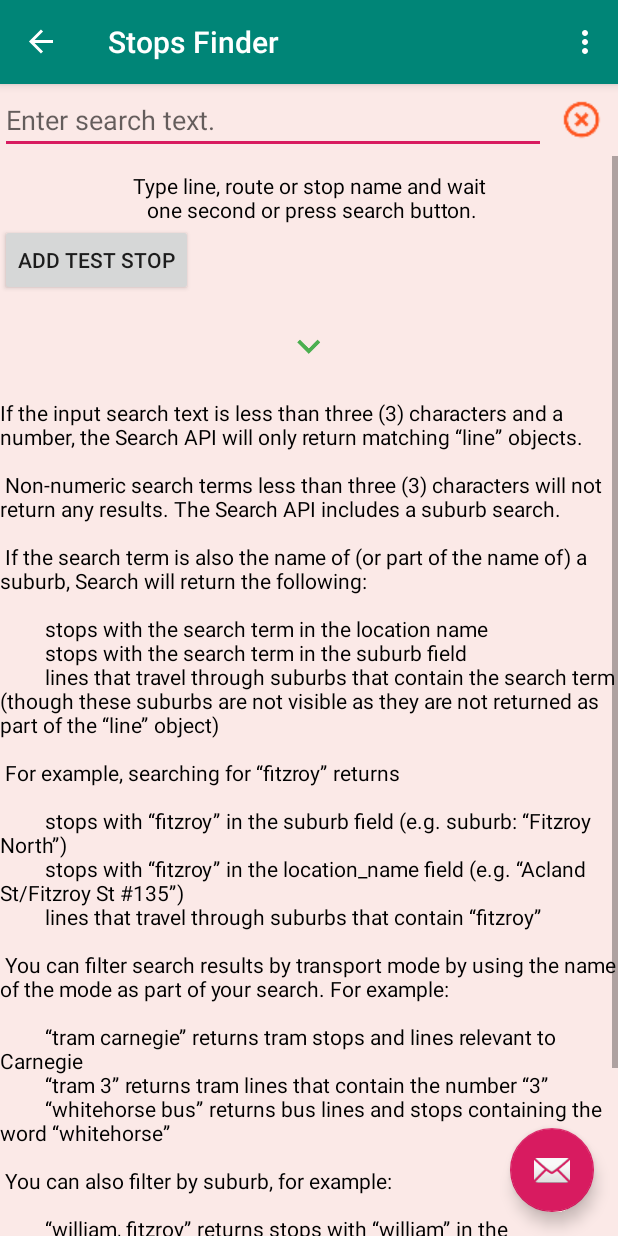
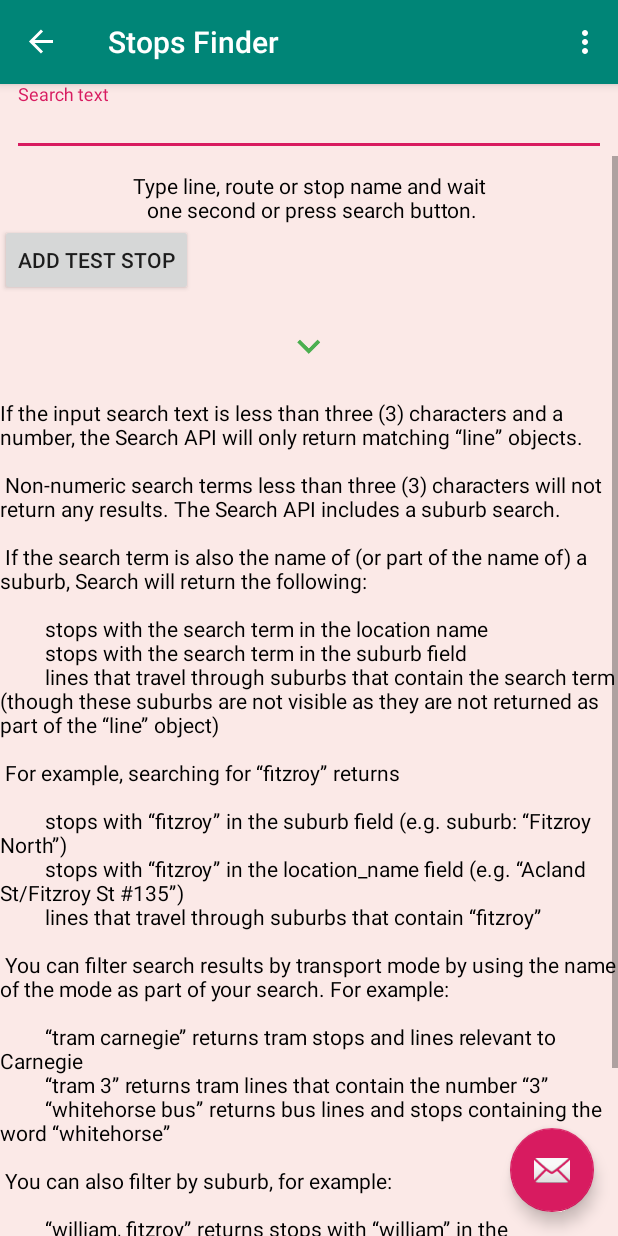
Before and after one commit to brugienis/Capstone-Project-Kotlin, an Android app: the StopsSearcherFragment screen opened through its navigation route, on a phone screen of 412 x 824 dp. Run offline under Robolectric (Android 15) with nearby library versions, the phone set to English and light mode, and no system bars; our stand-ins replace data binding, navigation-ui; plain views replace NestedScrollingListView; 8 statements that could not run were skipped.

Commit message:
feat: fragment_stops_searcher - use <com.google.android.material.textfield.TextInputLayout for 'search text'.

```diff
--- a/app/src/main/java/au/com/kbrsolutions/melbournepublictransport/stopssearcher/StopsSearcherFragment.kt
+++ b/app/src/main/java/au/com/kbrsolutions/melbournepublictransport/stopssearcher/StopsSearcherFragment.kt
@@ -23,10 +23,11 @@ class StopsSearcherFragment : Fragment() {
 
     override fun onCreateView(
         inflater: LayoutInflater, container: ViewGroup?,
-        savedInstanceState: Bundle?
-    ): View? {
+        savedInstanceState: Bundle?): View? {
         val binding: FragmentStopsSearcherBinding = DataBindingUtil.inflate(
             inflater, R.layout.fragment_stops_searcher, container, false)
+
+        val stopsSearchTextLayout = binding.stopsSearchTextLayout
 
         stopsSearchText = binding.stopsSearchText
         stopsSearchText.requestFocus()
--- a/app/src/main/java/au/com/kbrsolutions/melbournepublictransport/stopssearcher/StopsSearcherViewModel.kt
+++ b/app/src/main/java/au/com/kbrsolutions/melbournepublictransport/stopssearcher/StopsSearcherViewModel.kt
@@ -41,6 +41,9 @@ class StopsSearcherViewModel(private val favoriteStopsRepository: FavoriteStopsR
             insertStopDetails()
         }
     }
+
+    // fixLater: Dec 01, 2019 - check out https://medium.com/@dimabatyuk/adding-clear-button-to-edittext-9655e9dbb721
+    // fixLater: Dec 01, 2019 - check out https://github.com/DmytroBatyuk/Clearable-EditText-Implementation/blob/master/app/src/main/java/ua/batyuk/dmytro/clearableedittextimplementation/EditText.kt#L70
 
     private var rowCnt = -1
     private suspend fun insertStopDetails() {
--- a/app/src/main/res/layout/fragment_stops_searcher.xml
+++ b/app/src/main/res/layout/fragment_stops_searcher.xml
@@ -23,31 +23,29 @@
             android:layout_height="@dimen/touchable_size"
             android:orientation="horizontal">
 
-            <!-- When the id/stopsSearchText is touched, I want to show 'search' icon instead of
-                'new line' on the soft keyboard.
-                 It works fine if I use android:singleLine="true", but it is deprecated so I tried
-                 android:maxLines="1" as Lint suggested, but it is showing 'new line' instead
-                 of the 'find' icon.
+            <!-- based on https://github.com/material-components/material-components-android/blob/master/docs/components/TextInputLayout.md
+                 I had to change build.gradle - see
+                          https://www.journaldev.com/31980/android-material-text-fields
              -->
-            <EditText
-                    android:id="@+id/stopsSearchText"
-                    android:layout_width="0dp"
+            <com.google.android.material.textfield.TextInputLayout
+                android:id="@+id/stopsSearchTextLayout"
+                android:layout_width="wrap_content"
                 android:layout_height="wrap_content"
                 android:layout_weight="7"
-                    android:layout_gravity="center_vertical"
-                    android:hint="@string/enter_search_text"
-                    android:imeOptions="actionSearch"
-                    android:singleLine="true"
-                    tools:text="Find stop"
-                    android:inputType="textNoSuggestions" />
+                android:layout_marginEnd="8dp"
+                android:layout_marginStart="8dp"
+                android:hint="Search text"
+                app:endIconMode="clear_text"
+                app:endIconTint="@color/deep_orange_500" >
+                app:endIconTint="@color/colorPrimaryDark">
 
-            <Button
-                    android:id="@+id/stopsSearchClearText"
-                    android:layout_width="@dimen/touchable_size"
-                    android:layout_height="@dimen/touchable_size"
-                    android:onClick="@{() ->stopsSearcherViewModel.insertFavoriteStop()}"
-                    android:layout_gravity="center_vertical"
-                    android:background="@drawable/ic_stock_highlight_off_deep_orange_500" />
+                <com.google.android.material.textfield.TextInputEditText
+                    android:id="@+id/stopsSearchText"
+                    android:layout_width="match_parent"
+                    android:layout_height="wrap_content"
+                    android:inputType="textNoSuggestions"/>
+            </com.google.android.material.textfield.TextInputLayout>
+
 
         </LinearLayout>
 
@@ -84,10 +82,6 @@
                         android:onClick="@{() ->stopsSearcherViewModel.insertFavoriteStop()}"
                         android:layout_gravity="center_vertical" android:text="Add test stop"
                         tools:text="Add test stop"/>
-                    <!--<View-->
-                    <!--android:layout_width="match_parent"-->
-                    <!--android:layout_height="2dp"-->
-                    <!--android:background="@drawable/rectangle_orange"  />-->
 
                     <Space
                         android:layout_width="wrap_content"
@@ -132,23 +126,7 @@
                 android:textColor="@android:color/black"
                 tools:text="info" />
 
-            <!--<au.com.kbrsolutions.melbournepublictransport.fragments.NestedScrollingListView-->
-                    <!--android:id="@+id/linesStopsSearchResults"-->
-                    <!--android:layout_width="match_parent"-->
-                    <!--android:layout_height="wrap_content" />-->
-
-            <!--<au.com.kbrsolutions.melbournepublictransport.fragments.NestedScrollingListView-->
-                    <!--android:id="@+id/recentSearchesResults"-->
-                    <!--android:layout_width="match_parent"-->
-                    <!--android:layout_height="wrap_content" />-->
-
         </RelativeLayout>
 
     </LinearLayout>
 </layout>
-
-
-        <!--
-
-                    android:onClick="@{stopsSearcherViewModel.}"
-        -->
--- a/build.gradle
+++ b/build.gradle
@@ -40,14 +40,11 @@ buildscript {
         hamcrestVersion = '1.3'
         jodaTimeVersion = '2.9.4'
         junitVersion = '4.12'
-//        kotlinVersion = '1.3.41'
         kotlinVersion = '1.3.50'
         ktlintVersion = '0.30.0'
         ktxVersion = '1.2.0-alpha04'
-//        lifecycleVersion = '2.2.0-alpha03'
-//        lifecycleVersion = '2.1.0-beta01'
         lifecycleVersion = '2.1.0'
-        materialVersion = '1.0.0'
+        materialVersion = '1.1.0-alpha09'
         multidexVersion = '1.0.3'
         navigationVersion = '2.1.0'
 
```
Lines whose indentation alone changed are shown as unchanged.
